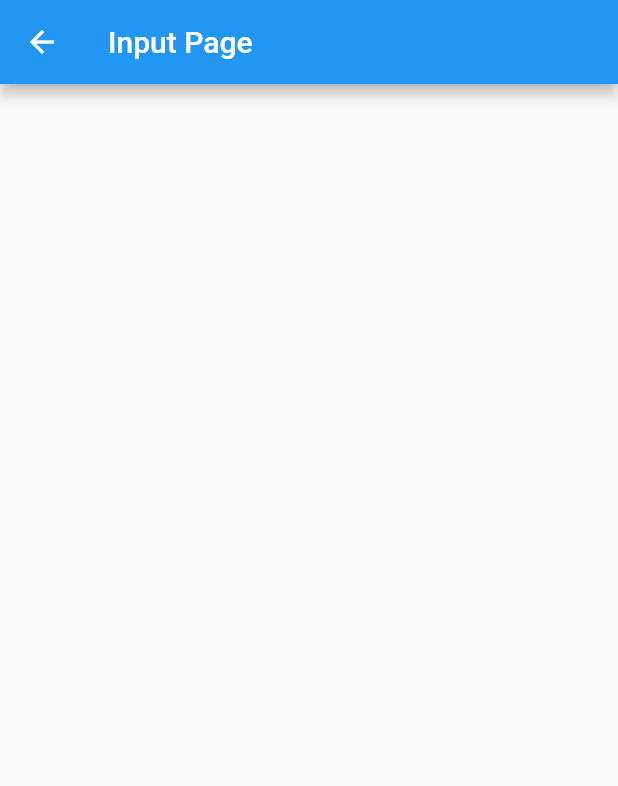
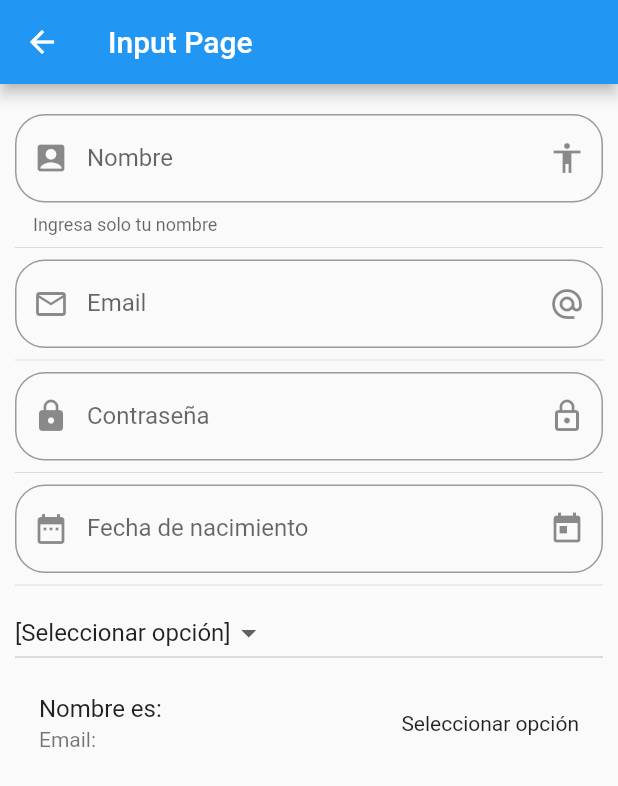
Before and after one commit to angelcruzalv/componentes_proyect, a Flutter app: the screen it shows after launch, after a tap on "Input Page", on a phone screen of 412 x 824 dp. Shown: the top 786 px of the screen. Run offline on Flutter 3.47's test engine with Material 2 defaults, Android fonts, the phone set to English and light mode, and no system bars; network calls fail.

Commit message:
InputPage
Se agregaron diferentes TextFields, un DatePicker (en español) y Dropdown menu

```diff
--- a/componentes/lib/main.dart
+++ b/componentes/lib/main.dart
@@ -1,6 +1,7 @@
 
 import 'package:componentes/src/routes/routes.dart';
 import 'package:flutter/material.dart';
+import 'package:flutter_localizations/flutter_localizations.dart';
 
 import 'src/pages/home_page.dart';
 
@@ -10,6 +11,21 @@ class MyApp extends StatelessWidget {
   @override
   Widget build(BuildContext context) {
     return MaterialApp(
+      localizationsDelegates: [
+        // ... app-specific localization delegate[s] here
+        GlobalMaterialLocalizations.delegate,
+        GlobalWidgetsLocalizations.delegate,
+        GlobalCupertinoLocalizations.delegate,
+      ],
+      supportedLocales: [
+        // const Locale('en', 'US'), // English
+        const Locale('es','ES'), // Español
+        // const Locale.fromSubtags(languageCode: 'es'), // Chinese *See Advanced Locales below*
+        // ... other locales the app supports
+      ],
+
+
+
       title: 'Componentes App',
       debugShowCheckedModeBanner: false,
       // home:  HomePage(),
--- a/componentes/lib/src/pages/input_page.dart
+++ b/componentes/lib/src/pages/input_page.dart
@@ -9,12 +9,169 @@ class InputPage extends StatefulWidget {
 }
 
 class _InputPageState extends State<InputPage> {
+
+  String _nombre = '';
+  String _email = '';
+  String _date = '';
+  //edita el textfield fecha
+  TextEditingController _inputDateController = new TextEditingController();
+
+  List<String> _opciones = ['[Seleccionar opción]','Opción uno', 'Opción dos', 'Opción tres', 'Opción cuatro'];
+
+  String _opcSeleccionada = 'Seleccionar opción';
+
   @override
   Widget build(BuildContext context) {
     return Scaffold(
       appBar: AppBar(
         title: Text('Input Page'),
       ),
+      body: ListView(
+        padding: EdgeInsets.symmetric(horizontal: 10.0, vertical: 20.0),
+        children: <Widget>[
+          _inputName(),
+          Divider(),
+          _inputEmail(),
+          Divider(),
+          _inputPass(),
+          Divider(),
+          _inputDate(context),
+          Divider(),
+          _inputDropdown(),
+          _leerText()
+        ],
+      ),
     );
   }
+
+  Widget _inputName() {
+    return TextField(
+      textCapitalization: TextCapitalization.sentences,
+      decoration: InputDecoration(
+        hintText: 'Ingresa tu nombre',
+        border: OutlineInputBorder(
+          borderRadius: BorderRadius.circular(20.0)
+        ),
+        labelText: 'Nombre',
+        helperText: 'Ingresa solo tu nombre',
+        suffixIcon: Icon(Icons.accessibility),
+        prefixIcon: Icon(Icons.account_box),
+      ),
+
+      onChanged: (valor){
+        setState(() {
+        _nombre = valor;
+        });
+      },
+    );
+  }
+
+  Widget _inputEmail() {
+    return TextField(
+      keyboardType: TextInputType.emailAddress,
+      textCapitalization: TextCapitalization.sentences,
+      decoration: InputDecoration(
+        hintText: 'Ingresa tu Email',
+        border: OutlineInputBorder(
+          borderRadius: BorderRadius.circular(20.0)
+        ),
+        labelText: 'Email',
+        prefixIcon: Icon(Icons.mail_outline),
+        suffixIcon: Icon(Icons.alternate_email),
+      ),
+
+      onChanged: (valor) =>setState((){_email=valor;})
+    );
+  }
+
+  Widget _inputPass() {
+    return TextField(
+      obscureText: true,
+      keyboardType: TextInputType.emailAddress,
+      textCapitalization: TextCapitalization.sentences,
+      decoration: InputDecoration(
+        hintText: 'Ingresa tu Contraseña',
+        border: OutlineInputBorder(
+          borderRadius: BorderRadius.circular(20.0)
+        ),
+        labelText: 'Contraseña',
+        prefixIcon: Icon(Icons.lock),
+        suffixIcon: Icon(Icons.lock_outline),
+      ),
+
+      onChanged: (valor) =>setState((){_email=valor;})
+    );
+  }
+
+  Widget _inputDate(BuildContext context) {
+    return TextField(
+      controller: _inputDateController,
+      decoration: InputDecoration(
+        border: OutlineInputBorder(
+          borderRadius: BorderRadius.circular(20.0)
+        ),
+        labelText: 'Fecha de nacimiento',
+        prefixIcon: Icon(Icons.date_range),
+        suffixIcon: Icon(Icons.today),
+      ),
+
+      onTap: (){
+        FocusScope.of(context).requestFocus(new FocusNode());
+        _selectDate(context);
+      },
+    );
+  }
+
+  List<DropdownMenuItem<String>> getOpcionesDropDown() {
+
+    List<DropdownMenuItem<String>> lista = new List();
+
+    _opciones.forEach((opt) {
+      lista.add(DropdownMenuItem(child: Text(opt)));
+    });
+    return lista;
+  }
+
+
+  Widget _inputDropdown() {
+    return DropdownButton(
+      items: getOpcionesDropDown(),
+      onChanged: (opc){
+      setState(() {
+        _opcSeleccionada = opc;
+        print(opc);
+      });
+      }
+    );
+  }
+
+  Widget _leerText() {
+    return ListTile(
+      title: Text('Nombre es: $_nombre'),
+      subtitle: Text('Email: $_email'),
+      trailing: Text(_opcSeleccionada.toString()),
+    );
+  }
+
+  _selectDate(BuildContext context) async{
+    DateTime picked = await showDatePicker(
+      context: context,
+      initialDate: new DateTime.now(),
+      firstDate: new DateTime(2000),
+      lastDate: new DateTime(2022),
+      locale: Locale('es', 'ES')
+    );
+
+      if (picked != null){
+        setState(() {
+          _date = picked.toString();
+          _inputDateController.text= _date;
+
+        });
+      }
+
+  }
+
+
+
 }
--- a/componentes/pubspec.yaml
+++ b/componentes/pubspec.yaml
@@ -22,6 +22,9 @@ environment:
 
 dependencies:
   flutter:
+    sdk: flutter
+
+  flutter_localizations:
     sdk: flutter
 
 
```
Also changed, not shown: componentes/lib/src/pages/animated_container.dart (+23 -6 lines), componentes/lib/src/routes/routes.dart (indentation only), componentes/pubspec.lock.
